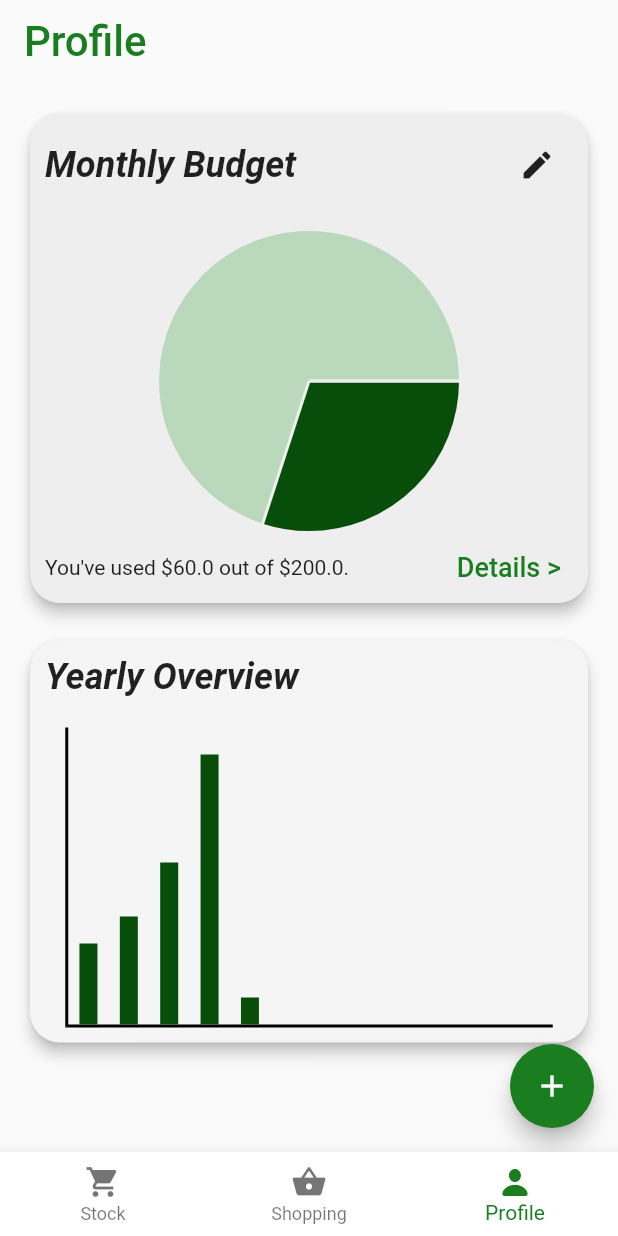
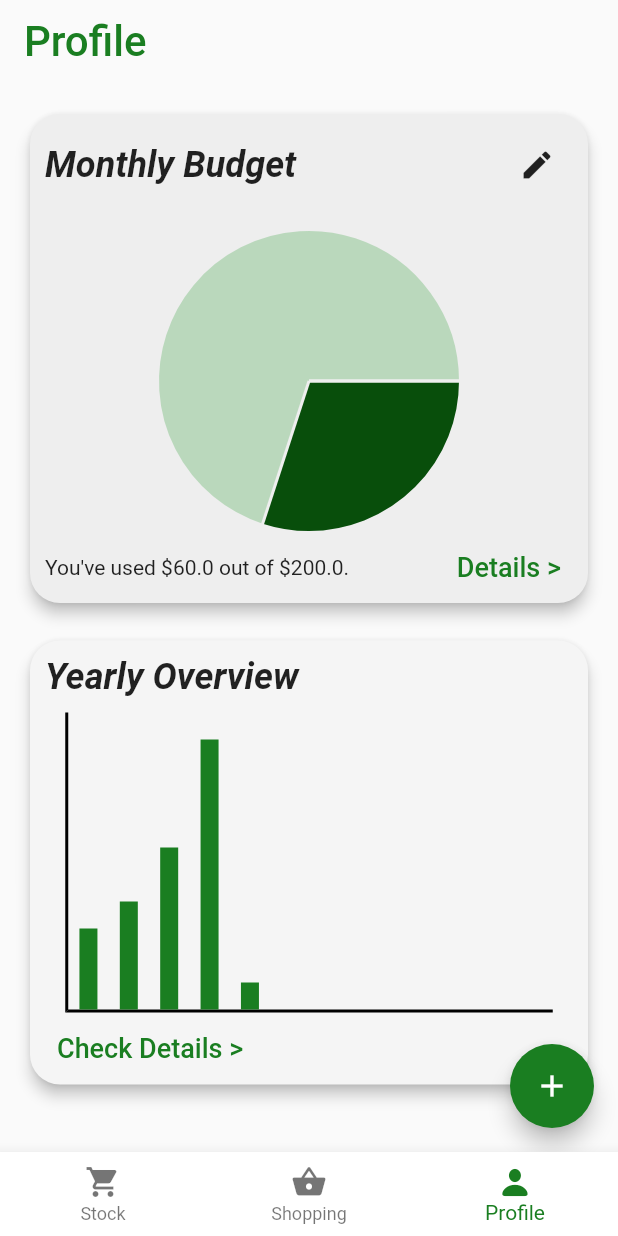
Before and after one commit to adityasundar15/myBasket, a Flutter app: the screen it shows after launch, item 3 of the bottom bar chosen, on a phone screen of 412 x 824 dp. Run offline on Flutter 3.47's test engine with Material 2 defaults, Android fonts, the phone set to English and light mode, and no system bars; drawn by our look-alikes of fl_chart; our stand-ins replace sqflite, table_calendar; missing offline and left inert: flutter_animated_dialog; accounts and stored records are empty.

Commit message:
added bar details and fixed bar-related bugs

```diff
--- a/lib/chart_data.dart
+++ b/lib/chart_data.dart
@@ -6,7 +6,7 @@ import '/colorScheme.dart'; //Color scheme of project
 
 double totalBudget = 200.0;
 
-final List<Transaction> allTransactions = [
+List<Transaction> allTransactions = [
   Transaction(dateOfTransaction: DateTime(2023, 1, 17), amount: 30.0),
   Transaction(dateOfTransaction: DateTime(2023, 2, 17), amount: 40.0),
   Transaction(dateOfTransaction: DateTime(2023, 3, 3), amount: 20.0),
@@ -61,13 +61,15 @@ List<PieChartSectionData> givePieData(double totalBudget) {
 
 List<BarChartGroupData> getBarData() {
   List<BarChartGroupData> myData = [];
+  // update the yearly transactions
+  yearlyTransactions = getYearlyTransactions();
   for (int i = 0; i < 12; i++) {
     myData.add(
       BarChartGroupData(
         x: i,
         barRods: [
           BarChartRodData(
-              color: ColorOptions.colorscheme[900],
+              color: ColorOptions.colorscheme[500],
               toY: yearlyTransactions[i] ?? 0,
               width: barWidth,
               borderRadius: BorderRadius.zero)
--- a/lib/main.dart
+++ b/lib/main.dart
@@ -6,6 +6,7 @@ import 'colorScheme.dart';
 import './screens/alert_list.dart';
 import './screens/bottom_nav_screen.dart';
 import './widgets/profilePage/pie_details_list.dart';
+import './widgets/profilePage/bar_details_list.dart';
 
 void main() {
   runApp(MyApp());
@@ -24,7 +25,7 @@ class MyApp extends StatelessWidget {
       routes: {
         AlertList.routeName: (context) => const AlertList(),
         PieDetailsList.routeName: (context) => const PieDetailsList(),
-        // BarDetailsList.routeName: (context) => const BarDetailsList()
+        BarDetailsList.routeName: (context) => const BarDetailsList()
       },
       debugShowCheckedModeBanner: false,
     );
--- a/lib/screens/profile_screen.dart
+++ b/lib/screens/profile_screen.dart
@@ -29,6 +29,7 @@ class _ProfileScreenState extends State<ProfileScreen> {
         setState(() {
           allTransactions.add(Transaction(
               dateOfTransaction: data['date'], amount: data['amount']));
+          barData = getBarData();
         });
       } else {
         setState(() {
@@ -36,6 +37,7 @@ class _ProfileScreenState extends State<ProfileScreen> {
               title: data['title'],
               dateOfTransaction: data['date'],
               amount: data['amount']));
+          barData = getBarData();
         });
       }
       ;
@@ -51,7 +53,7 @@ class _ProfileScreenState extends State<ProfileScreen> {
           children: [
             Container(
                 width: double.infinity,
-                child: ProfilePieCard(
+                child: const ProfilePieCard(
                   getPieData: givePieData,
                 )),
             ProfileBarCard(data: barData),
--- a/lib/widgets/profilePage/add_trans_popup.dart
+++ b/lib/widgets/profilePage/add_trans_popup.dart
@@ -18,7 +18,7 @@ class _AddTransactionPopUpState extends State<AddTransactionPopUp> {
             context: context,
             initialDate: DateTime.now(),
             firstDate: DateTime.now().subtract(const Duration(days: 1)),
-            lastDate: DateTime.now().add(const Duration(days: 30)))
+            lastDate: DateTime.now().add(const Duration(days: 200)))
         .then((value) {
       if (value == null) {
         return;
@@ -96,8 +96,7 @@ class _AddTransactionPopUpState extends State<AddTransactionPopUp> {
                   ),
                 ),
                 ElevatedButton(
-                    onPressed: _submitData,
-                    child: const Text("Add Transaction"))
+                    onPressed: _submitData, child: const Text("Add Purchase"))
               ])),
     );
     ;
--- a/lib/widgets/profilePage/bar_card.dart
+++ b/lib/widgets/profilePage/bar_card.dart
@@ -1,5 +1,6 @@
 import 'package:flutter/material.dart';
 import 'package:fl_chart/fl_chart.dart';
+import 'package:shopping_list/widgets/profilePage/bar_details_list.dart';
 import '../../../chart_data.dart';
 
 class ProfileBarCard extends StatelessWidget {
@@ -42,7 +43,7 @@ class ProfileBarCard extends StatelessWidget {
             ),
           ),
           Padding(
-            padding: const EdgeInsets.all(10),
+            padding: const EdgeInsets.symmetric(horizontal: 10),
             child: SizedBox(
                 height: 200,
                 width: 325,
@@ -74,14 +75,16 @@ class ProfileBarCard extends StatelessWidget {
                   ),
                 )),
           ),
-          // Container(
-          //     width: double.infinity,
-          //     alignment: Alignment.centerRight,
-          //     padding: const EdgeInsets.all(10),
-          //     child: TextButton(
-          //       onPressed: null,
-          //       child: Text('Details >', style: TextStyle(fontSize: 18)),
-          //     ))
+          Container(
+              width: double.infinity,
+              alignment: Alignment.centerLeft,
+              padding: const EdgeInsets.symmetric(horizontal: 10),
+              child: TextButton(
+                onPressed: () {
+                  Navigator.of(context).pushNamed(BarDetailsList.routeName);
+                },
+                child: Text('Check Details >', style: TextStyle(fontSize: 18)),
+              ))
         ],
       ),
     );
```
Also changed, not shown: lib/widgets/profilePage/bar_details_list.dart (added, +73 -0 lines).
